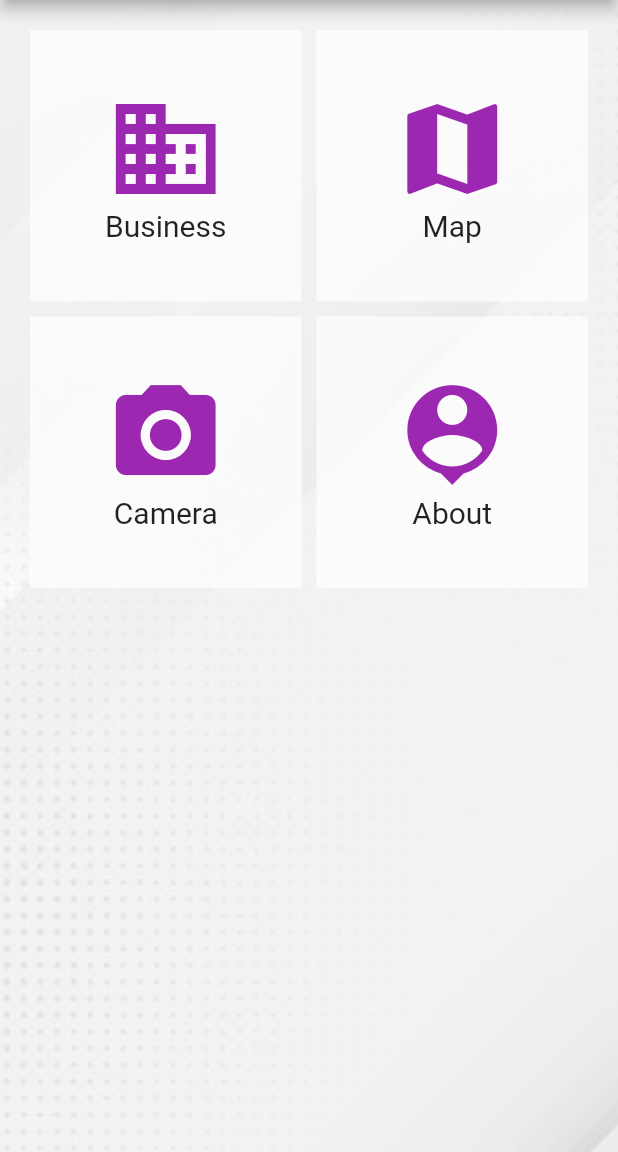
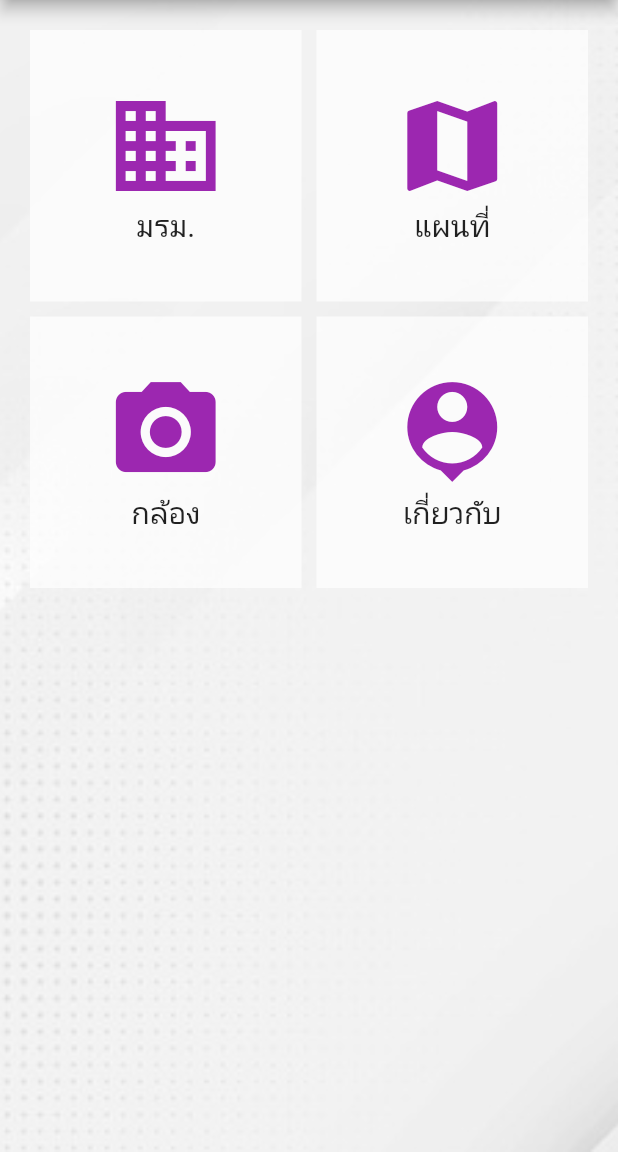
Before and after one commit to osil/flutter-leanning, a Flutter app: the ProductPage screen opened directly, in the side drawer, after a tap on "หน้าหลัก", on a phone screen of 412 x 824 dp, the part 84-1236 px from its top. Run offline on Flutter 3.47's test engine with Material 2 defaults, Android fonts, the phone set to English and light mode, and no system bars.

Commit message:
Ui Widget

```diff
--- a/lib/pages/homepage.dart
+++ b/lib/pages/homepage.dart
@@ -1,7 +1,6 @@
 // ignore_for_file: file_names
 
 import 'package:flutter/material.dart';
-import 'package:my01_app/widgets/logo.dart';
 import 'package:my01_app/widgets/menu.dart';
 
 class HomePage extends StatefulWidget {
@@ -36,19 +35,24 @@ class _HomePageState extends State<HomePage> {
               mainAxisSpacing: 10,
               crossAxisCount: 2,
               children: <Widget>[
-                Container(
+                GestureDetector(
+                  onTap: () {
+                    Navigator.pushNamed(context, 'homestack/company');
+                  },
+                  child: Container(
                     padding: const EdgeInsets.all(8),
                     child: Column(
                       mainAxisAlignment: MainAxisAlignment.center,
                       children: const <Widget>[
                         Icon(Icons.business, size: 80, color: Colors.purple),
                         Text(
-                        'Business',
+                          'มรม.',
                           style: TextStyle(fontSize: 20),
                         ),
                       ],
                     ),
                     color: Colors.white70,
+                  ),
                 ),
                 Container(
                   padding: const EdgeInsets.all(8),
@@ -57,7 +61,7 @@ class _HomePageState extends State<HomePage> {
                     children: const <Widget>[
                       Icon(Icons.map, size: 80, color: Colors.purple),
                       Text(
-                        'Map',
+                        'แผนที่',
                         style: TextStyle(fontSize: 20),
                       ),
                     ],
@@ -71,7 +75,7 @@ class _HomePageState extends State<HomePage> {
                     children: const <Widget>[
                       Icon(Icons.camera_alt, size: 80, color: Colors.purple),
                       Text(
-                        'Camera',
+                        'กล้อง',
                         style: TextStyle(fontSize: 20),
                       ),
                     ],
@@ -85,18 +89,20 @@ class _HomePageState extends State<HomePage> {
                       'email': 'tttt@fmail.com',
                       'phone': '08888888'
                     });
+                    setState(() {
+                      formAboutPage = formAboutPage;
+                    });
                   },
                   child: Container(
                     padding: const EdgeInsets.all(8),
                     child: Column(
                       mainAxisAlignment: MainAxisAlignment.center,
-                      children: const <Widget>[
-                        Icon(Icons.person_pin, size: 80, color: Colors.purple),
-                        Text(
-                          'About',
+                      children: <Widget>[
+                        const Icon(Icons.person_pin,
+                            size: 80, color: Colors.purple),
+                        Text("เกี่ยวกับ ${formAboutPage ?? ""}",
                             textAlign: TextAlign.center,
-                          style: TextStyle(fontSize: 20),
-                        ),
+                            style: const TextStyle(fontSize: 20))
                       ],
                     ),
                     color: Colors.white70,
--- a/lib/pages/stacks/home_stack.dart
+++ b/lib/pages/stacks/home_stack.dart
@@ -1,5 +1,6 @@
 import 'package:flutter/material.dart';
 import 'package:my01_app/pages/about_page.dart';
+import 'package:my01_app/pages/company_page.dart';
 import 'package:my01_app/pages/homepage.dart';
 import 'package:my01_app/pages/contact_page.dart';
 
@@ -28,7 +29,9 @@ class _HomeStackState extends State<HomeStack> {
           case 'homestack/contact':
             builder = (BuildContext context) => ContactPage();
             break;
-
+          case 'homestack/company':
+            builder = (BuildContext context) => CompanyPage();
+            break;
           default:
             throw Exception('Invalid route: ${settings.name}');
         }
--- a/lib/widgets/menu.dart
+++ b/lib/widgets/menu.dart
@@ -1,4 +1,5 @@
 import 'package:flutter/material.dart';
+import 'package:my01_app/widgets/logo.dart';
 
 class MenuItem extends StatefulWidget {
   MenuItem({Key? key}) : super(key: key);
@@ -15,11 +16,23 @@ class _MenuItemState extends State<MenuItem> {
         // Important: Remove any padding from the ListView.
         padding: EdgeInsets.zero,
         children: [
-          const DrawerHeader(
-            decoration: BoxDecoration(
+          DrawerHeader(
+            decoration: const BoxDecoration(
               color: Colors.purple,
             ),
-            child: Text('Main Menu'),
+            child: Column(
+              children: const <Widget>[
+                Image(
+                  image: AssetImage('assets/images/rmu.png'),
+                  fit: BoxFit.cover,
+                  width: 120,
+                ),
+                Text(
+                  "มหาวิทยาลัยราชภัฏมหาสารคาม",
+                  style: TextStyle(fontSize: 12, fontWeight: FontWeight.bold,color: Colors.white),
+                )
+              ],
+            ),
           ),
           ListTile(
             leading: const Icon(Icons.home),
```
Also changed, not shown: lib/pages/company_page.dart (added, +127 -0 lines), assets/images/New-Business-scaled.jpeg (added), assets/images/happy.png (added). Lines whose indentation alone changed are shown as unchanged.
